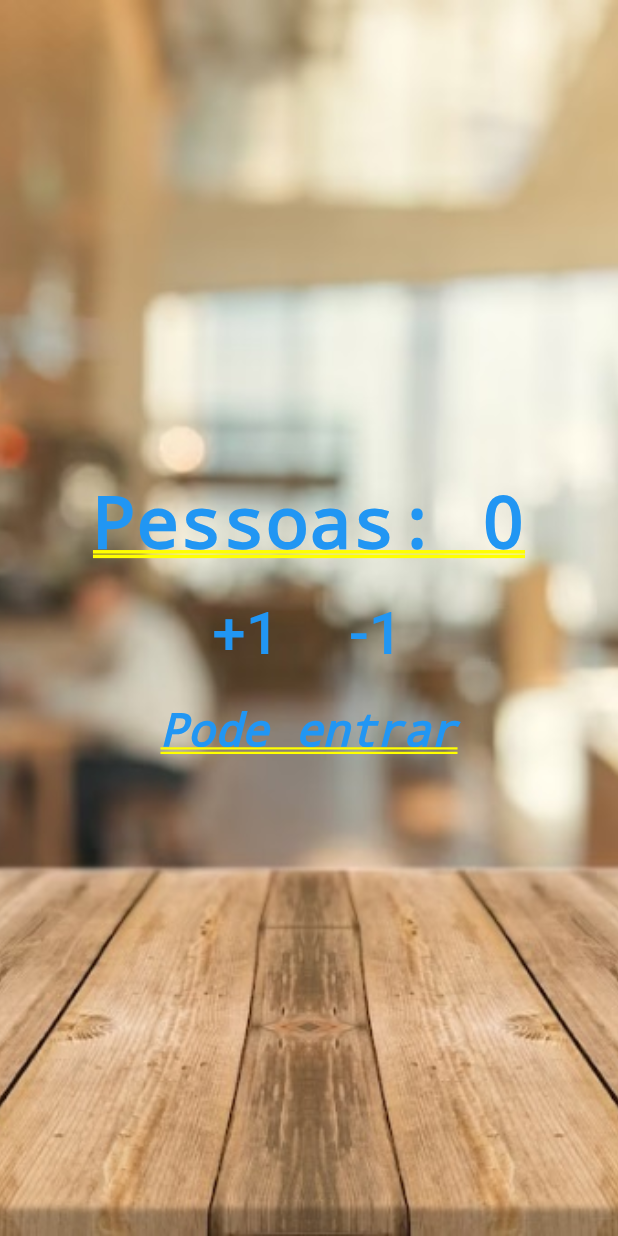
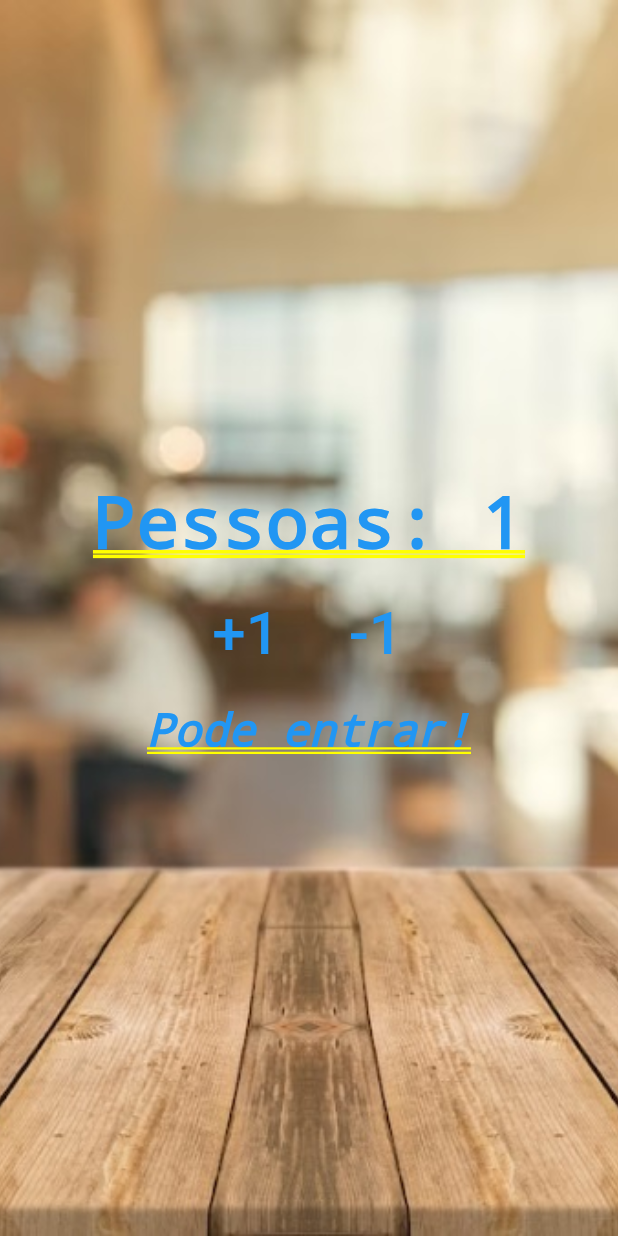
Before and after one commit to Luferat/flutter_contador, a Flutter app: the screen it shows after launch, after a tap on "+1", on a phone screen of 412 x 824 dp. Run offline on Flutter 3.47's test engine with Material 3 defaults, Android fonts, the phone set to English and light mode, and no system bars.

Commit message:
Update main.dart

```diff
--- a/lib/main.dart
+++ b/lib/main.dart
@@ -1,9 +1,39 @@
 import 'package:flutter/material.dart';
 
 void main() {
-  runApp(MaterialApp(
+  runApp(const MaterialApp(
     title: "Contador de Gente",
-    home: Stack(
+    home: Home(),
+  ));
+}
+
+class Home extends StatefulWidget {
+  const Home({super.key});
+
+  @override
+  State<Home> createState() => _HomeState();
+}
+
+class _HomeState extends State<Home> {
+  int _pessoas = 0;
+  String _msgText = "Pode entrar!";
+
+  void _changePessoas(int numero) {
+    setState(() {
+      _pessoas += numero;
+      if (_pessoas < 0) {
+        _msgText = "Abaixo de 0!";
+      } else if (_pessoas <= 10) {
+        _msgText = "Pode entrar!";
+      } else {
+        _msgText = "Lotado!";
+      }
+    });
+  }
+
+  @override
+  Widget build(BuildContext context) {
+    return Stack(
       children: [
         Image.asset(
           "assets/fundo.jpg",
@@ -17,9 +47,9 @@ void main() {
           // Widgets da coluna
           children: [
             // Primeira linha: um texto
-          const Text(
-            "Pessoas: 0",
-            style: TextStyle(
+            Text(
+              "Pessoas: $_pessoas",
+              style: const TextStyle(
                 color: Colors.blue,
                 fontWeight: FontWeight.bold,
                 // backgroundColor: Colors.yellow,
@@ -31,7 +61,9 @@ void main() {
                 Padding(
                   padding: const EdgeInsets.all(10.0),
                   child: TextButton(
-                  onPressed: () {},
+                    onPressed: () {
+                      _changePessoas(1);
+                    },
                     child: const Text(
                       "+1",
                       style: TextStyle(
@@ -44,7 +76,9 @@ void main() {
                 Padding(
                   padding: const EdgeInsets.all(10.0),
                   child: TextButton(
-                  onPressed: () {},
+                    onPressed: () {
+                      _changePessoas(-1);
+                    },
                     child: const Text(
                       "-1",
                       style: TextStyle(
@@ -57,9 +91,9 @@ void main() {
               ],
             ),
             // Segunda linha: outro texto
-          const Text(
-            "Pode entrar",
-            style: TextStyle(
+            Text(
+              _msgText,
+              style: const TextStyle(
                 color: Colors.blue,
                 fontStyle: FontStyle.italic,
                 fontSize: 30.0,
@@ -68,6 +102,6 @@ void main() {
           ],
         )
       ],
-    ),
-  ));
+    );
   }
+}
```
Lines whose indentation alone changed are shown as unchanged.
